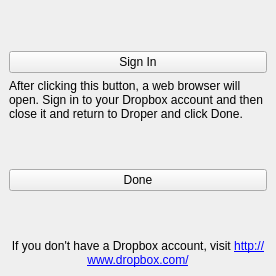
This is mainwindow.ui in lawand/droper as Qt 5 draws it before an edit. The edited form follows.
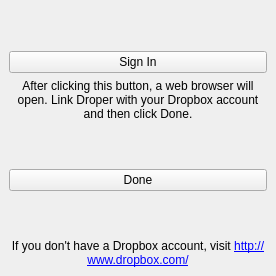
This is the edited form. Icons and pictures are not drawn.

Commit message: made the description more detailed

Patch:
```diff
--- a/mainwindow.ui
+++ b/mainwindow.ui
@@ -51,7 +51,10 @@
        <item>
         <widget class="QLabel" name="label_2">
          <property name="text">
-          <string>After clicking this button, a web browser will open. Sign in to your Dropbox account and then close it and return to Droper and click Done.</string>
+          <string>After clicking this button, a web browser will open. Link Droper with your Dropbox account and then click Done.</string>
+         </property>
+         <property name="alignment">
+          <set>Qt::AlignCenter</set>
          </property>
          <property name="wordWrap">
           <bool>true</bool>
```
